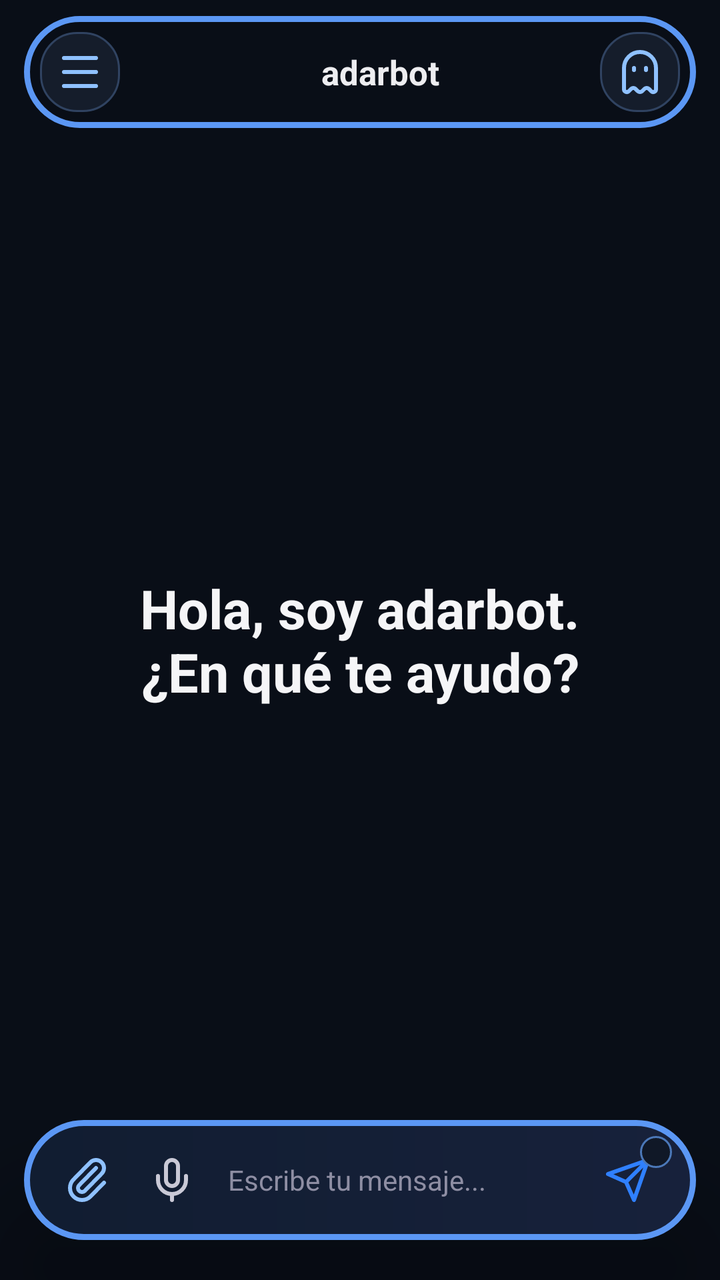
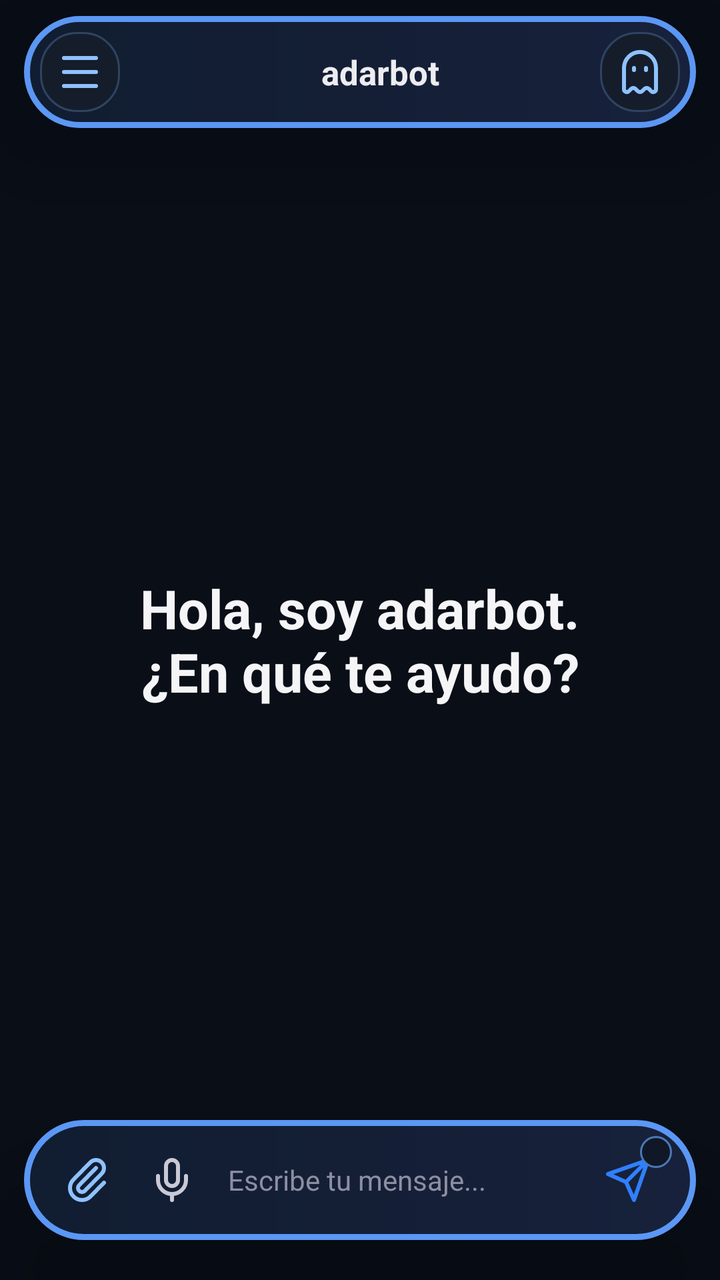

Before-and-after screenshots of an Android layout around one commit, followed by the original layout XML and the change that was made.
<!-- AndroidManifest.xml: activity theme Theme.NemotronVoiceIME -->
<!-- res/layout/activity_chat.xml -->
<?xml version="1.0" encoding="utf-8"?>
<FrameLayout xmlns:android="http://schemas.android.com/apk/res/android"
    android:layout_width="match_parent"
    android:layout_height="match_parent"
    android:background="#090E17">

    <LinearLayout
        android:layout_width="match_parent"
        android:layout_height="match_parent"
        android:orientation="vertical">

    <FrameLayout
        android:layout_width="match_parent"
        android:layout_height="0dp"
        android:layout_weight="1">
        <androidx.recyclerview.widget.RecyclerView
            android:id="@+id/recyclerMessages"
            android:layout_width="match_parent"
            android:layout_height="match_parent"
            android:clipToPadding="false"
            android:paddingBottom="112dp" />
        <TextView
            android:id="@+id/welcomeView"
            android:layout_width="match_parent"
            android:layout_height="wrap_content"
            android:layout_gravity="center"
            android:gravity="center"
            android:text="Hola, soy adarbot.\n¿En qué te ayudo?"
            android:textColor="#F5F5F7"
            android:textSize="27sp"
            android:textStyle="bold" />
    </FrameLayout>

    </LinearLayout>

    
    <FrameLayout
        android:layout_width="match_parent"
        android:layout_height="56dp"
        android:layout_gravity="top|center_horizontal"
        android:layout_marginLeft="12dp"
        android:layout_marginTop="8dp"
        android:layout_marginRight="12dp"
        android:background="@android:color/transparent"
        android:foreground="@drawable/bg_chat_header_float"
        android:elevation="24dp"
        android:translationZ="8dp"
        android:paddingLeft="8dp"
        android:paddingTop="4dp"
        android:paddingRight="8dp"
        android:paddingBottom="4dp">
        <LinearLayout
            android:layout_width="wrap_content"
            android:layout_height="40dp"
            android:layout_gravity="start|center_vertical"
            android:gravity="center_vertical">
            <ImageButton
                android:id="@+id/btnMenuChat"
                android:layout_width="40dp"
                android:layout_height="40dp"
                android:layout_marginRight="6dp"
                android:background="@drawable/bg_chip"
                android:contentDescription="Abrir menú de chats"
                android:padding="8dp"
                android:src="@drawable/ic_menu"
                android:tint="#8FC1FF" />
            <ImageButton
                android:id="@+id/btnBack"
                android:layout_width="40dp"
                android:layout_height="40dp"
                android:background="?attr/selectableItemBackgroundBorderless"
                android:contentDescription="Volver"
                android:padding="8dp"
                android:src="@drawable/ic_back"
                android:tint="#EDEDF0"
                android:visibility="gone" />
            <View
                android:id="@+id/connectionDot"
                android:layout_width="8dp"
                android:layout_height="8dp"
                android:layout_gravity="center_vertical"
                android:layout_marginLeft="8dp"
                android:layout_marginRight="3dp"
                android:translationX="56dp"
                android:background="@drawable/bg_connection_offline" />
        </LinearLayout>
        <TextView
            android:id="@+id/convTitle"
            android:layout_width="220dp"
            android:layout_height="match_parent"
            android:layout_gravity="center"
            android:ellipsize="end"
            android:gravity="center"
            android:translationX="10dp"
            android:maxLines="1"
            android:text="adarbot"
            android:textColor="#EDEDF0"
            android:textSize="17sp"
            android:textStyle="bold" />
        <LinearLayout
            android:layout_width="wrap_content"
            android:layout_height="40dp"
            android:layout_gravity="end|center_vertical"
            android:gravity="center_vertical">
            <ImageButton
                android:id="@+id/btnIncognitoHome"
                android:layout_width="40dp"
                android:layout_height="40dp"
                android:layout_marginLeft="4dp"
                android:background="@drawable/bg_chip"
                android:contentDescription="Nuevo chat incógnito"
                android:padding="9dp"
                android:src="@drawable/ic_ghost"
                android:tint="#8FC1FF" />
            <ImageButton
                android:id="@+id/btnDelete"
                android:layout_width="40dp"
                android:layout_height="40dp"
                android:background="?attr/selectableItemBackgroundBorderless"
                android:contentDescription="Eliminar conversacion"
                android:padding="10dp"
                android:src="@drawable/ic_trash"
                android:tint="#5A5A6E"
                android:visibility="gone" />
        </LinearLayout>
    </FrameLayout>

    <FrameLayout
        android:id="@+id/chatAttachmentPreview"
        android:layout_width="match_parent"
        android:layout_height="96dp"
        android:layout_gravity="bottom|center_horizontal"
        android:layout_marginLeft="22dp"
        android:layout_marginRight="22dp"
        android:layout_marginBottom="112dp"
        android:padding="4dp"
        android:background="@drawable/bg_float_bar"
        android:elevation="24dp"
        android:visibility="gone">
        <ImageView
            android:id="@+id/chatAttachmentImage"
            android:layout_width="match_parent"
            android:layout_height="match_parent"
            android:contentDescription="Vista previa del adjunto"
            android:scaleType="centerCrop" />
        <ImageButton
            android:id="@+id/chatAttachmentRemove"
            android:layout_width="32dp"
            android:layout_height="32dp"
            android:layout_gravity="top|end"
            android:layout_margin="6dp"
            android:background="@drawable/bg_assist_icon"
            android:contentDescription="Quitar adjunto"
            android:padding="7dp"
            android:src="@drawable/ic_close"
            android:tint="#FFFFFF" />
    </FrameLayout>

    
    <LinearLayout
        android:layout_width="match_parent"
        android:layout_height="wrap_content"
        android:layout_gravity="bottom"
        android:layout_marginLeft="12dp"
        android:layout_marginRight="12dp"
        android:layout_marginTop="14dp"
        android:layout_marginBottom="20dp"
        android:background="@drawable/bg_float_bar"
        android:elevation="24dp"
        android:translationZ="8dp"
        android:gravity="end"
        android:orientation="vertical"
        android:paddingLeft="12dp"
        android:paddingTop="8dp"
        android:paddingRight="12dp"
        android:paddingBottom="8dp">

        <TextView
            android:id="@+id/modelChip"
            android:layout_width="wrap_content"
            android:layout_height="wrap_content"
            android:layout_marginRight="4dp"
            android:layout_marginBottom="3dp"
            android:background="@drawable/bg_chip"
            android:paddingLeft="12dp"
            android:paddingTop="5dp"
            android:paddingRight="12dp"
            android:paddingBottom="5dp"
            android:text="DeepSeek"
            android:textColor="#C9C9D6"
            android:textSize="12sp"
            android:visibility="gone" />

        <LinearLayout
            android:layout_width="match_parent"
            android:layout_height="wrap_content"
            android:gravity="center_vertical"
            android:orientation="horizontal">

        <ImageButton
            android:id="@+id/btnAttach"
            android:layout_width="40dp"
            android:layout_height="44dp"
            android:background="@android:color/transparent"
            android:contentDescription="Adjuntar"
            android:padding="9dp"
            android:src="@drawable/ic_attach"
            android:tint="#8FC1FF" />

        <ImageButton
            android:id="@+id/btnMic"
            android:layout_width="44dp"
            android:layout_height="44dp"
            android:background="@android:color/transparent"
            android:contentDescription="Escribir por voz"
            android:padding="10dp"
            android:src="@drawable/ic_mic"
            android:tint="#C9C9D6" />

        <EditText
            android:id="@+id/inputField"
            android:layout_width="0dp"
            android:layout_height="44dp"
            android:layout_weight="1"
            android:layout_marginLeft="0dp"
            android:layout_marginRight="2dp"
            android:background="@android:color/transparent"
            android:hint="Escribe tu mensaje..."
            android:imeOptions="actionSend"
            android:importantForAutofill="no"
            android:inputType="text"
            android:maxLines="1"
            android:paddingLeft="6dp"
            android:paddingRight="6dp"
            android:textColor="#EDEDF0"
            android:textColorHint="#8E8EA3"
            android:textSize="14sp" />

        <FrameLayout
            android:layout_width="44dp"
            android:layout_height="44dp">
            <ImageButton
                android:id="@+id/btnSend"
                android:layout_width="match_parent"
                android:layout_height="match_parent"
                android:background="@android:color/transparent"
                android:contentDescription="Enviar"
                android:padding="10dp"
                android:src="@drawable/ic_send"
                android:tint="#2F80FF" />
            <ImageView
                android:id="@+id/modelBadge"
                android:layout_width="16dp"
                android:layout_height="16dp"
                android:layout_gravity="top|end"
                android:background="@drawable/bg_model_badge"
                android:contentDescription="Modelo seleccionado"
                android:padding="2dp" />
        </FrameLayout>
        </LinearLayout>
    </LinearLayout>
</FrameLayout>
<!-- resources referenced by this layout -->
<resources>
  <!-- drawable bg_chat_header_float (drawable) -->
  <shape xmlns:android="http://schemas.android.com/apk/res/android" android:shape="rectangle">
      <solid android:color="#00000000" />
      <stroke android:width="3dp" android:color="#5B97F4" />
      <corners android:radius="32dp" />
  </shape>
  <!-- drawable bg_chip (drawable) -->
  <shape xmlns:android="http://schemas.android.com/apk/res/android"
      android:shape="rectangle">
      <solid android:color="#151D2B" />
      <stroke android:width="1dp" android:color="#304361" />
      <corners android:radius="18dp" />
  </shape>
  <!-- drawable bg_connection_offline (drawable) -->
  <shape xmlns:android="http://schemas.android.com/apk/res/android" android:shape="oval"><solid android:color="#F06065" /></shape>
  <!-- drawable bg_float_bar (drawable) -->
  <shape xmlns:android="http://schemas.android.com/apk/res/android" android:shape="rectangle">
      <gradient android:angle="0" android:startColor="#111D31" android:endColor="#17213B" />
      <stroke android:width="3dp" android:color="#5B97F4" />
      <corners android:radius="36dp" />
  </shape>
  <!-- drawable bg_model_badge (drawable) -->
  <shape xmlns:android="http://schemas.android.com/apk/res/android" android:shape="oval">
      <solid android:color="#101827" />
      <stroke android:width="1dp" android:color="#4B78B8" />
  </shape>
  <!-- drawable ic_back (drawable) -->
  <vector xmlns:android="http://schemas.android.com/apk/res/android" android:width="24dp" android:height="24dp" android:viewportWidth="24" android:viewportHeight="24">
      <path android:fillColor="#00000000" android:strokeColor="#FFFFFFFF" android:strokeWidth="2" android:strokeLineCap="round" android:strokeLineJoin="round" android:pathData="M12,19L5,12L12,5M19,12L5,12" />
  </vector>
  <!-- drawable ic_close (drawable) -->
  <vector xmlns:android="http://schemas.android.com/apk/res/android" android:width="24dp" android:height="24dp" android:viewportWidth="24" android:viewportHeight="24">
      <path android:fillColor="#00000000" android:strokeColor="#FFFFFFFF" android:strokeWidth="2" android:strokeLineCap="round" android:pathData="M18,6L6,18M6,6L18,18" />
  </vector>
  <!-- drawable ic_menu (drawable) -->
  <vector xmlns:android="http://schemas.android.com/apk/res/android" android:width="24dp" android:height="24dp" android:viewportWidth="24" android:viewportHeight="24">
      <path android:fillColor="#00000000" android:strokeColor="#FFFFFFFF" android:strokeWidth="2" android:strokeLineCap="round" android:pathData="M4,5L20,5M4,12L20,12M4,19L20,19" />
  </vector>
  <!-- drawable ic_mic (drawable) -->
  <vector xmlns:android="http://schemas.android.com/apk/res/android" android:width="24dp" android:height="24dp" android:viewportWidth="24" android:viewportHeight="24">
      <path android:fillColor="#00000000" android:strokeColor="#FFFFFFFF" android:strokeWidth="2" android:strokeLineCap="round" android:strokeLineJoin="round" android:pathData="M12,19L12,22M19,10L19,12A7,7 0,0 1,5,12L5,10M9,5A3,3 0,0 1,15,5L15,12A3,3 0,0 1,9,12Z" />
  </vector>
  <!-- drawable ic_send (drawable) -->
  <vector xmlns:android="http://schemas.android.com/apk/res/android" android:width="24dp" android:height="24dp" android:viewportWidth="24" android:viewportHeight="24">
      <path android:fillColor="#00000000" android:strokeColor="#FFFFFFFF" android:strokeWidth="2" android:strokeLineCap="round" android:strokeLineJoin="round" android:pathData="M22,2L11,13M22,2L15,22L11,13L2,9Z" />
  </vector>
  <style name="Theme.NemotronVoiceIME" parent="Theme.Material3.DayNight.NoActionBar">
          <item name="colorPrimary">@color/accent</item>
          <item name="colorPrimaryVariant">@color/accent_dark</item>
          <item name="colorOnPrimary">@color/text_light</item>
          <item name="android:statusBarColor">@color/bg_primary</item>
      </style>
  <color name="accent">#76B900</color>
  <color name="accent_dark">#5A8C00</color>
  <color name="text_light">#FFFFFF</color>
  <color name="bg_primary">#1A1A2E</color>
  <!-- unchanged entries left out for length: 4 -->
</resources>

<!-- the commit's change to res/layout/activity_chat.xml (unified diff, before → after) -->
@@ -41,8 +41,8 @@
         android:layout_marginLeft="12dp"
         android:layout_marginTop="8dp"
         android:layout_marginRight="12dp"
-        android:background="@android:color/transparent"
-        android:foreground="@drawable/bg_chat_header_float"
+        android:background="@drawable/bg_float_bar"
+        android:foreground="@null"
         android:elevation="24dp"
         android:translationZ="8dp"
         android:paddingLeft="8dp"
<!-- resource entries referenced after the edit -->
@@ -1,11 +1,5 @@
 <!-- resources referenced by this layout -->
 <resources>
-  <!-- drawable bg_chat_header_float (drawable) -->
-  <shape xmlns:android="http://schemas.android.com/apk/res/android" android:shape="rectangle">
-      <solid android:color="#00000000" />
-      <stroke android:width="3dp" android:color="#5B97F4" />
-      <corners android:radius="32dp" />
-  </shape>
   <!-- drawable bg_chip (drawable) -->
   <shape xmlns:android="http://schemas.android.com/apk/res/android"
       android:shape="rectangle">
